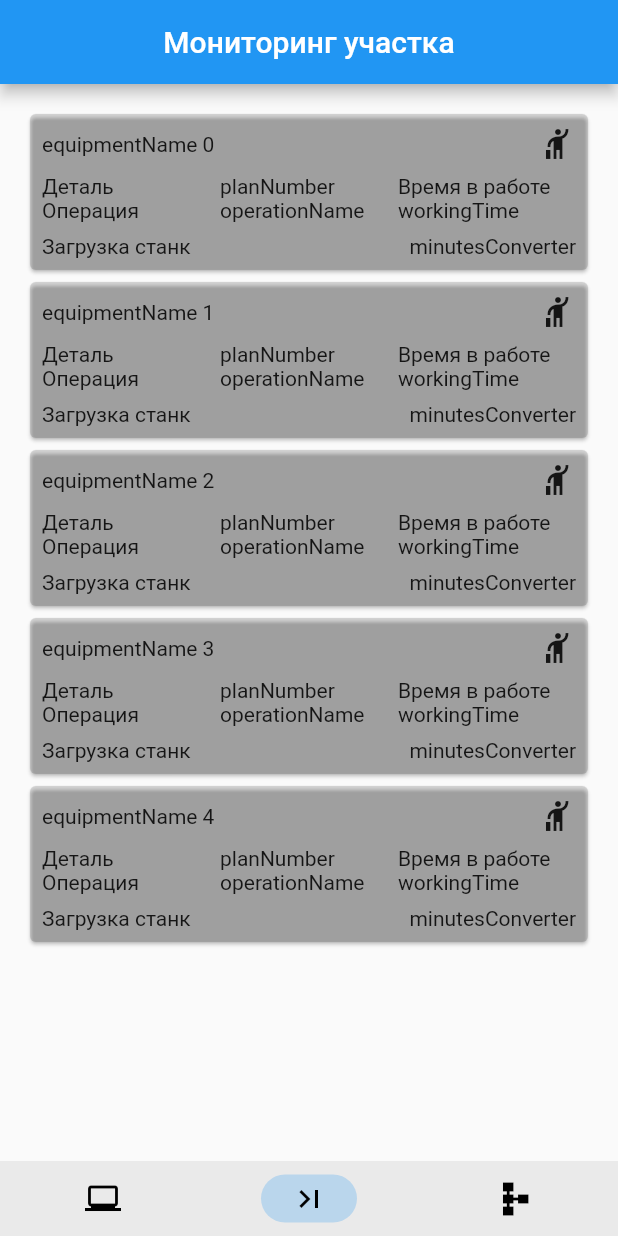
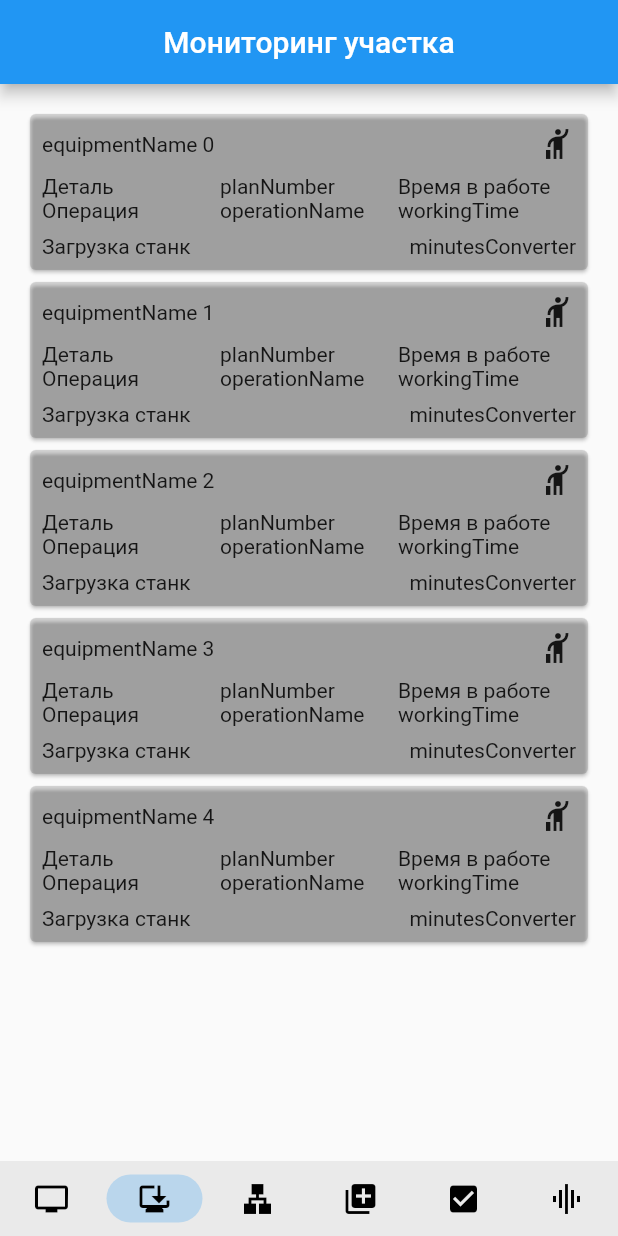
Before and after one commit to growhoff/masterplan, a Flutter app: the screen it shows after launch, item 2 of the bottom bar chosen, on a phone screen of 412 x 824 dp. Run offline on Flutter 3.47's test engine with Material 2 defaults, Android fonts, the phone set to English and light mode, and no system bars; our stand-ins replace equatable, flutter_bloc, supabase_flutter, table_calendar; accounts and stored records are empty.

```diff
--- a/lib/presentation/pages/master/data/data_master.dart
+++ b/lib/presentation/pages/master/data/data_master.dart
@@ -1,8 +1,10 @@
 import 'package:flutter/material.dart';
 import 'package:master_plan/presentation/pages/master/maste_page.dart';
+import 'package:master_plan/presentation/pages/master/model/element_bar_data.dart';
 import 'package:master_plan/presentation/pages/master/model/tab_bar_data.dart';
 import 'package:master_plan/presentation/pages/master/pages/distributionMachine/distribution_machine_page.dart';
 import 'package:master_plan/presentation/pages/master/pages/monitoring/monitoring_page.dart';
+import 'package:master_plan/presentation/pages/master/pages/readyDetails/ready_details.dart';
 
 abstract class DataMaster{
 
@@ -22,19 +24,45 @@ abstract class DataMaster{
               )
             ],
       page: const MasterPage(),
-      icon: Icons.laptop_windows
+      icon: Icons.personal_video
     ),
     TabBarData(
       title: 'Мониторинг участка',
       actions: [],
       page: const MonitoringPage(),
-      icon: Icons.last_page
+      icon: Icons.browser_updated
     ),
     TabBarData(
       title: 'Отправка на станок',
       actions: [],
       page: const DetailPage(),
-      icon: Icons.schema
+      icon: Icons.lan
+    ),
+
+    TabBarData(
+      title: 'Готовые детали',
+      actions: [],
+      page: const ReadyDetailsPage(),
+      icon: Icons.library_add
+    ),
+    TabBarData(
+      title: 'none',
+      actions: [],
+      page: const ReadyDetailsPage(),
+      icon: Icons.check_box
+    ),
+    TabBarData(
+      title: 'none',
+      actions: [],
+      page: const ReadyDetailsPage(),
+      icon: Icons.graphic_eq
     ),
   ];
+  // actions: const[ Center(child: Text('userInfo.number / userInfo.fio / userInfo.position / userInfo.regionNumber'))],
+
+  static List<ElementBarData> listElementBar = [
+    ElementBarData(header: 'Станок', content: const ContetnReady('Станок')),
+    ElementBarData(header: 'Фрезер', content: const ContetnReady('Фрезер')),
+    ElementBarData(header: 'Шлиф', content: const ContetnReady('Шлиф')),
+  ];
 }
--- /dev/null
+++ b/lib/presentation/pages/master/model/element_bar_data.dart
@@ -0,0 +1,11 @@
+import 'package:flutter/material.dart';
+
+class ElementBarData {
+  final String header;
+  final Widget content;
+  ElementBarData({
+    required this.header,
+    required this.content,
+  });
+
+}
```
Also changed, not shown: lib/flutterflow/readyDetails.dart (added, +417 -0 lines), lib/presentation/pages/master/pages/readyDetails/ready_details.dart (added, +63 -0 lines), lib/presentation/pages/master/pages/readyDetails/widgets/element_bar.dart (added, +39 -0 lines), lib/presentation/pages/master/pages/readyDetails/widgets/rowExpand.dart (added, +19 -0 lines), 1 other file.
